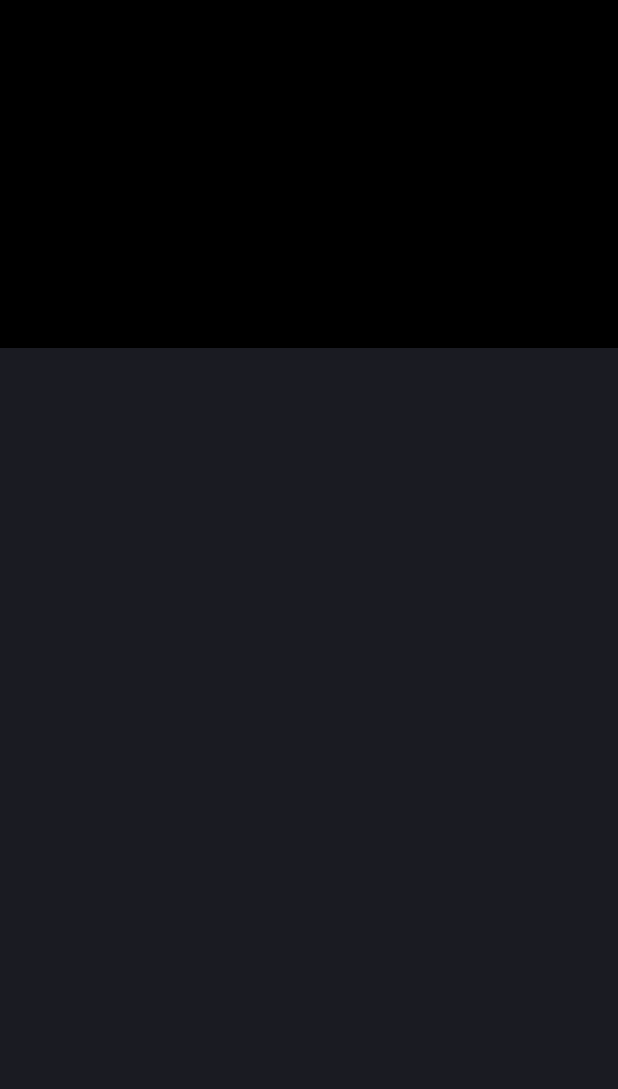
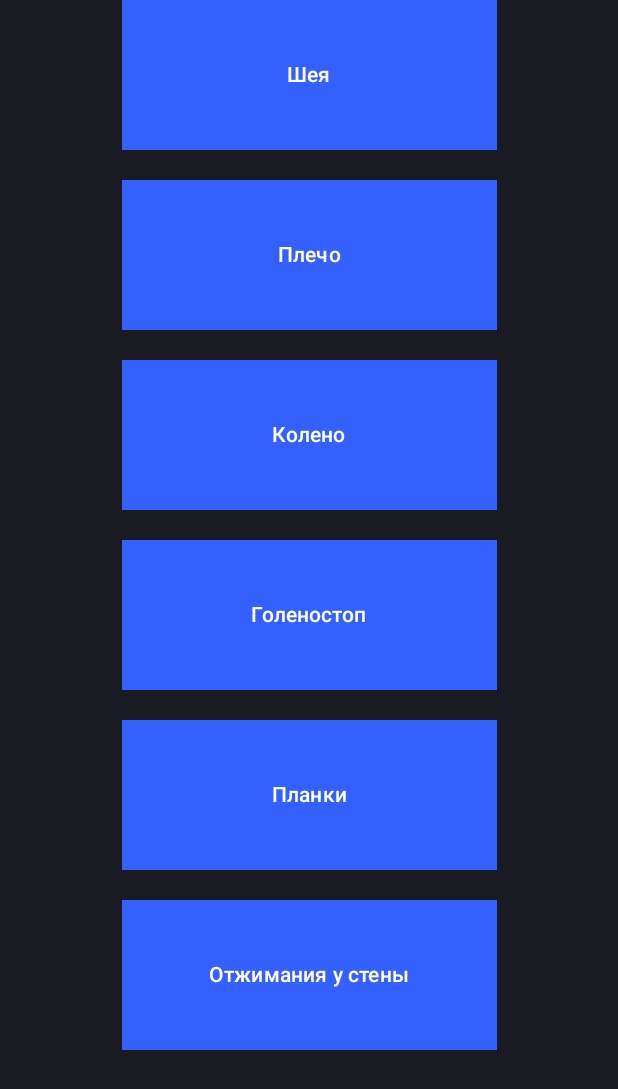
Before and after one commit to DecardCain21/BodyBalance, an Android app built with Jetpack Compose: the playlist screen opened through its navigation route, on a phone screen of 412 x 824 dp. Shown: the top 1089 px of the screen. Run offline under Robolectric (Android 15) with nearby library versions, the phone set to English and light mode, and no system bars; our stand-ins replace Dagger/Hilt's generated code.

Commit message:
update Playlist / Introduction

```diff
--- a/app/src/main/java/com/example/bodybalance/navigation/Navigation.kt
+++ b/app/src/main/java/com/example/bodybalance/navigation/Navigation.kt
@@ -6,6 +6,7 @@ import androidx.navigation.compose.NavHost
 import androidx.navigation.compose.rememberNavController
 import com.example.bodybalance.home.presentation.navigation.HOME_ROUTE
 import com.example.bodybalance.home.presentation.navigation.homeScreen
+import com.example.bodybalance.home.presentation.navigation.navigateToHomeScreen
 import com.example.bodybalance.introduction.presentation.navigation.introductionScreen
 import com.example.bodybalance.introduction.presentation.navigation.navigateToIntroductionScreen
 import com.example.bodybalance.playlist.presentation.navigation.navigateToPlaylist
@@ -20,7 +21,10 @@ fun Navigation() {
 
         homeScreen { navController.navigateToIntroductionScreen() }
 
-        introductionScreen { navController.navigateToPlaylist() }
+        introductionScreen(
+            navToHomeScreen = { navController.navigateToHomeScreen() },
+            navToPlaylist = { navController.navigateToPlaylist() }
+        )
 
         playlistScreen()
     }
--- /dev/null
+++ b/app/src/main/java/com/example/bodybalance/playlist/domain/GetSectionsUseCase.kt
@@ -0,0 +1,5 @@
+package com.example.bodybalance.playlist.domain
+
+interface GetSectionsUseCase {
+    operator fun invoke(): List<String>
+}
--- /dev/null
+++ b/app/src/main/java/com/example/bodybalance/playlist/domain/usecase/impl/GetSectionsUseCaseImpl.kt
@@ -0,0 +1,11 @@
+package com.example.bodybalance.playlist.domain.usecase.impl
+
+import com.example.bodybalance.playlist.domain.GetSectionsUseCase
+import javax.inject.Inject
+
+class GetSectionsUseCaseImpl @Inject constructor() : GetSectionsUseCase {
+
+    override operator fun invoke(): List<String> {
+        return listOf("Шея", "Плечо", "Колено", "Голеностоп", "Планки", "Отжимания у стены")
+    }
+}
--- a/app/src/main/java/com/example/bodybalance/playlist/presentation/Playlist.kt
+++ b/app/src/main/java/com/example/bodybalance/playlist/presentation/Playlist.kt
@@ -1,13 +1,56 @@
 package com.example.bodybalance.playlist.presentation
 
-import androidx.compose.foundation.layout.Column
+
+import androidx.compose.foundation.layout.Arrangement
+import androidx.compose.foundation.layout.Spacer
+import androidx.compose.foundation.layout.fillMaxWidth
+import androidx.compose.foundation.layout.height
+import androidx.compose.foundation.layout.width
+import androidx.compose.foundation.lazy.LazyColumn
+import androidx.compose.foundation.lazy.items
+import androidx.compose.material3.Button
+import androidx.compose.material3.Text
 import androidx.compose.runtime.Composable
+import androidx.compose.ui.Alignment
 import androidx.compose.ui.Modifier
-import com.example.bodybalance.core.composables.ExoPlayer
+import androidx.compose.ui.graphics.RectangleShape
+import androidx.compose.ui.tooling.preview.Preview
+import androidx.compose.ui.unit.dp
+import androidx.hilt.navigation.compose.hiltViewModel
+import com.example.bodybalance.ui.theme.BodyBalanceTheme
 
 @Composable
-fun Playlist(modifier: Modifier = Modifier) {
-    Column {
-        ExoPlayer()
+fun Playlist(
+    modifier: Modifier = Modifier,
+    playlistViewModel: PlaylistViewModel = hiltViewModel()
+) {
+    LazyColumn(
+        modifier = modifier.fillMaxWidth(),
+        horizontalAlignment = Alignment.CenterHorizontally,
+        verticalArrangement = Arrangement.spacedBy(20.dp),
+        /*.align(Alignment.CenterHorizontally)*/
+    ) {
+        items(playlistViewModel.setContent()) {
+            //Spacer(modifier = Modifier.height(20.dp))
+            Button(
+                onClick = {}, shape = RectangleShape, modifier = Modifier
+                    .width(250.dp)
+                    .height(100.dp)
+            ) {
+                Text(text = it)
+            }
+        }
+    }
+
+}
+
+@Preview
+@Composable
+private fun PreviewPlaylist(
+    modifier: Modifier = Modifier,
+    playlistViewModel: PlaylistViewModel = hiltViewModel()
+) {
+    BodyBalanceTheme(dynamicColor = false) {
+        Playlist()
     }
 }
--- /dev/null
+++ b/app/src/main/java/com/example/bodybalance/playlist/presentation/PlaylistViewModel.kt
@@ -0,0 +1,18 @@
+package com.example.bodybalance.playlist.presentation
+
+import androidx.lifecycle.ViewModel
+import com.example.bodybalance.playlist.domain.GetSectionsUseCase
+import dagger.hilt.android.lifecycle.HiltViewModel
+import javax.inject.Inject
+
+@HiltViewModel
+class PlaylistViewModel @Inject constructor(
+    private val getSectionsUseCase: GetSectionsUseCase
+) : ViewModel() {
+
+    fun setContent() : List<String>{
+        val temp = getSectionsUseCase.invoke()
+        return temp
+    }
+
+}
--- a/app/src/main/java/com/example/bodybalance/ui/theme/Theme.kt
+++ b/app/src/main/java/com/example/bodybalance/ui/theme/Theme.kt
@@ -83,14 +83,14 @@ fun BodyBalanceTheme(
         /*darkTheme -> DarkColorScheme*/
         else -> DarkColorScheme
     }
-    val view = LocalView.current
+   /* val view = LocalView.current
     if (!view.isInEditMode) {
         SideEffect {
             val window = (view.context as Activity).window
             window.statusBarColor = colorScheme.primary.toArgb()
             WindowCompat.getInsetsController(window, view).isAppearanceLightStatusBars = darkTheme
         }
-    }
+    }*/
 
     MaterialTheme(
         colorScheme = colorScheme,
```
Also changed, not shown: app/src/main/java/com/example/bodybalance/introduction/presentation/Introduction.kt (+4 -4 lines), app/src/main/java/com/example/bodybalance/introduction/presentation/navigation/IntroductionNavigation.kt (+8 -2 lines), app/src/main/java/com/example/bodybalance/playlist/di/PlaylistModule.kt (added, +18 -0 lines), 1 other file.
